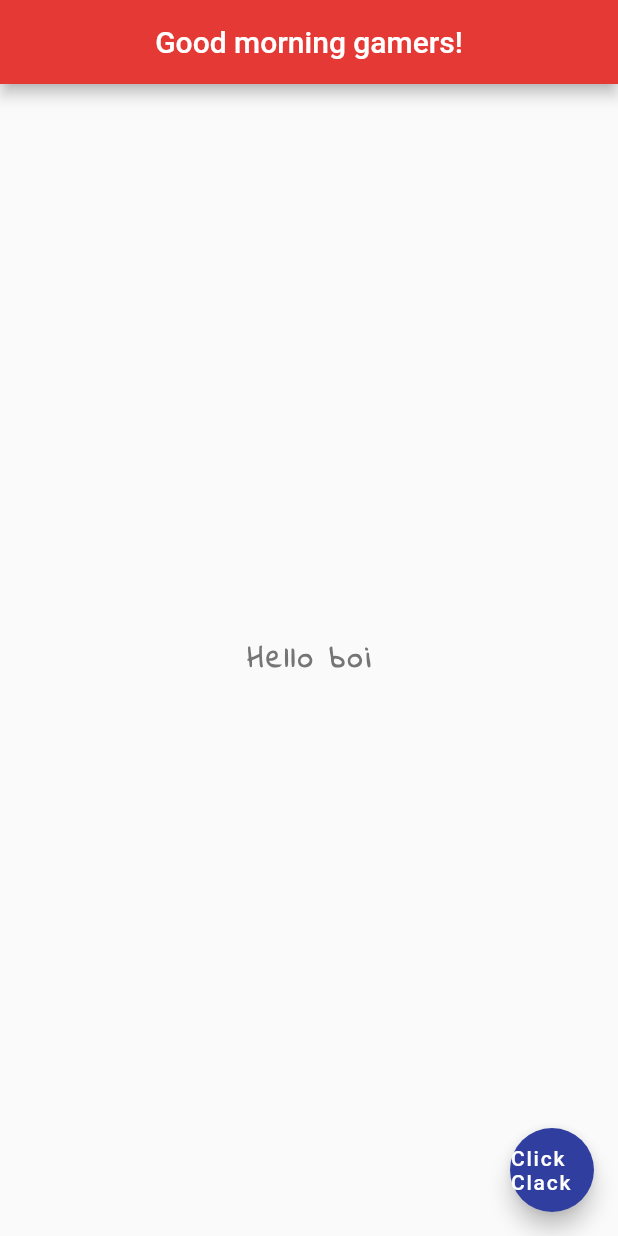
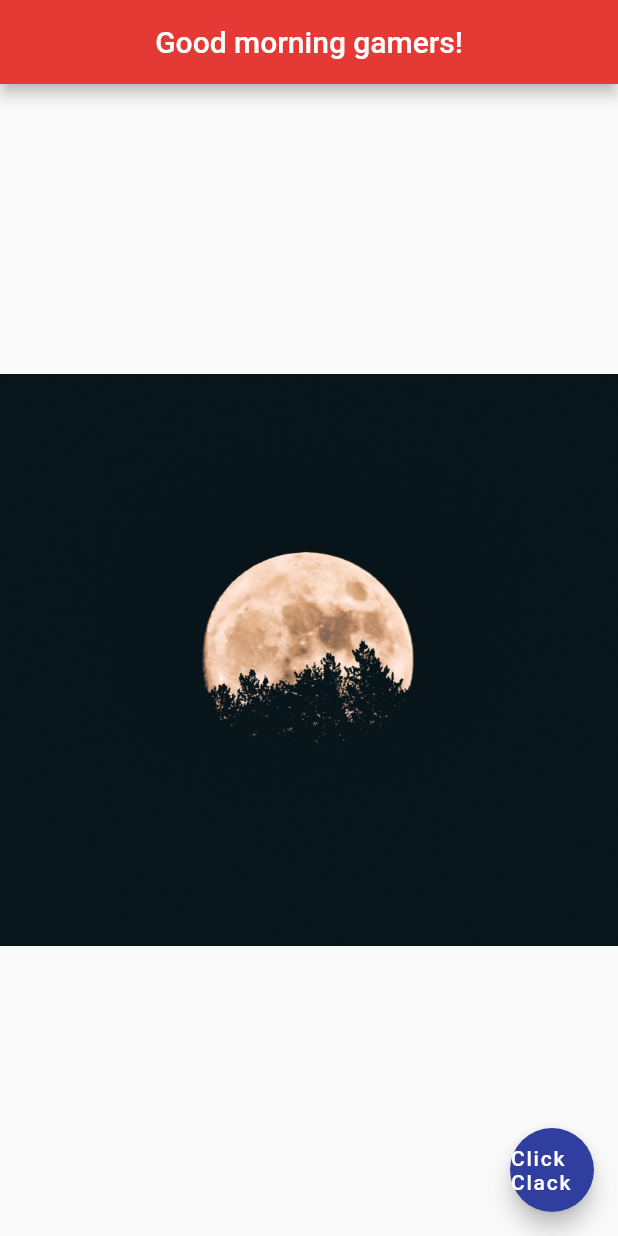
Before and after one commit to neilaldrei/flutter-tutorial-app1, a Flutter app: the screen it shows after launch, on a phone screen of 412 x 824 dp. Run offline on Flutter 3.47's test engine with Material 2 defaults, Android fonts, the phone set to English and light mode, and no system bars.

Commit message:
Lesson #8: Images & Assets

```diff
--- a/lib/main.dart
+++ b/lib/main.dart
@@ -15,16 +15,7 @@ class Home extends StatelessWidget {
         backgroundColor: Colors.red[600],
       ),
       body: Center(
-        child: Text(
-          "Hello boi",
-          style: TextStyle(
-            fontSize: 20.0,
-            fontWeight: FontWeight.bold,
-            letterSpacing: 2.0,
-            color: Colors.grey[600],
-            fontFamily: 'IndieFlower'
-          ),
-        ),
+        child: Image.asset('assets/full-moon.jpg')
       ),
       floatingActionButton: FloatingActionButton(
         onPressed: () {},
--- a/pubspec.yaml
+++ b/pubspec.yaml
@@ -41,10 +41,8 @@ flutter:
   uses-material-design: true
 
   # To add assets to your application, add an assets section, like this:
-  # assets:
-  #  - images/a_dot_burr.jpeg
-  #  - images/a_dot_ham.jpeg
-
+  assets:
+    - assets/
   # An image asset can refer to one or more resolution-specific "variants", see
   # https://flutter.dev/assets-and-images/#resolution-aware.
 
```
Also changed, not shown: assets/full-moon.jpg (added), assets/night-sky.jpg (added).
